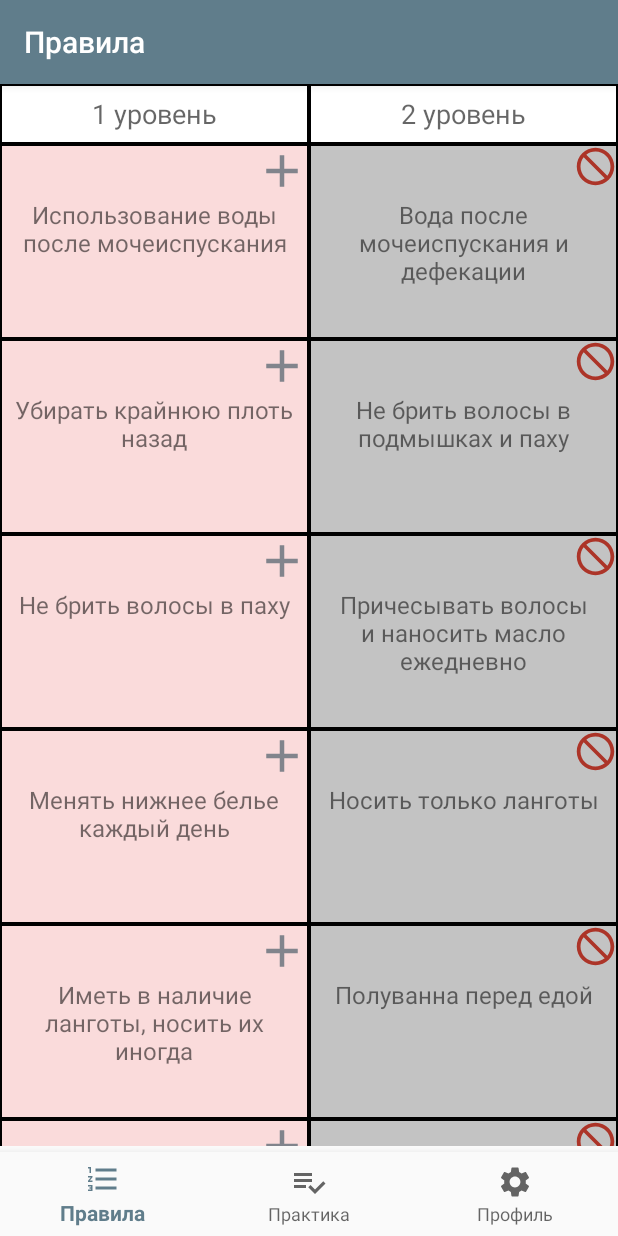
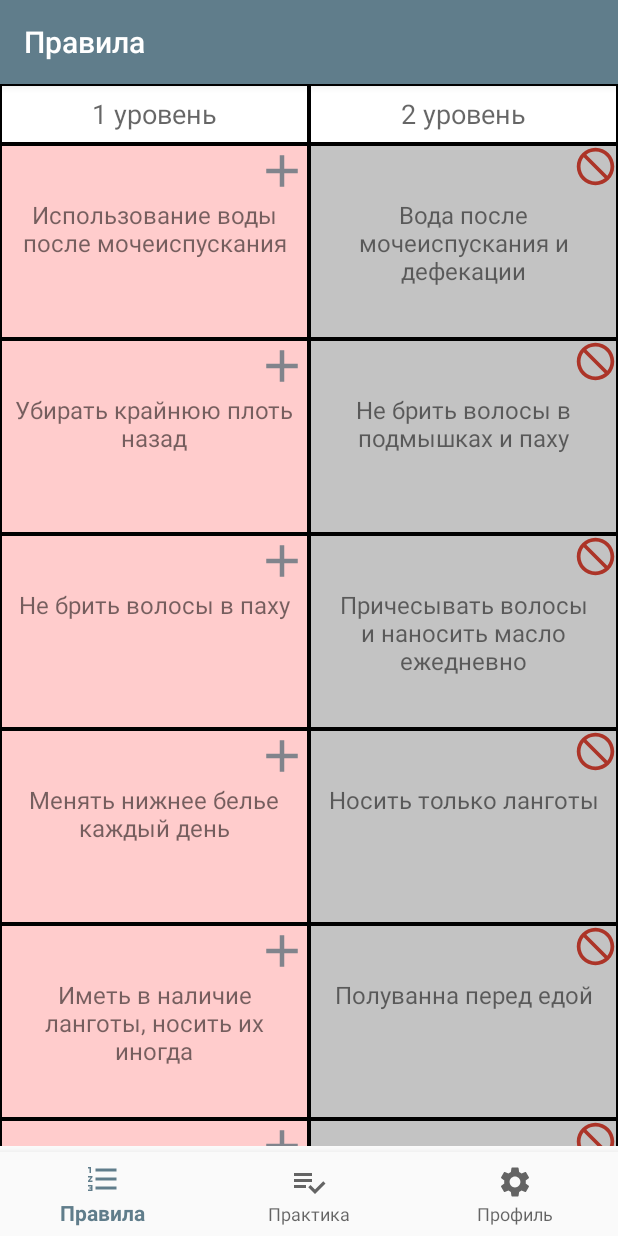
Before and after one commit to MaratHmit/conduct_rules, an Android app: the screen it shows after launch (MainActivity), on a phone screen of 412 x 824 dp. Run offline under Robolectric (Android 15) with nearby library versions, the phone set to English and light mode, and no system bars; our stand-ins replace navigation-ui; 5 statements that could not run were skipped.

```diff
--- a/app/src/main/java/ru/am/conduct_rules/ui/practice/PracticeFragment.java
+++ b/app/src/main/java/ru/am/conduct_rules/ui/practice/PracticeFragment.java
@@ -101,7 +101,7 @@ public class PracticeFragment extends Fragment {
 
     static public void updateRectViews() {
 
-        Cursor cursor = DataModule.dbReader.rawQuery("SELECT p._id, p.result" +
+        Cursor cursor = DataModule.dbReader.rawQuery("SELECT p._id, p.result, p.done" +
                 " FROM practice p ORDER BY p._id", null);
         if ((cursor != null)) {
             while (cursor.moveToNext()) {
@@ -113,7 +113,7 @@ public class PracticeFragment extends Fragment {
                     if (info == null)
                         continue;
 
-                    if (info.practiceId == cursor.getInt(0)) {
+                    if ((info.practiceId == cursor.getInt(0)) && (cursor.getInt(1) > 0)) {
                         info.status = (cursor.getInt(1) == 0) ? 2 : 3;
                         switch (info.status) {
                             case 1:
@@ -127,7 +127,6 @@ public class PracticeFragment extends Fragment {
                                 break;
                         }
                     }
-
 
                 }
             }
--- a/app/src/main/res/drawable-v24/cell_shape_green.xml
+++ b/app/src/main/res/drawable-v24/cell_shape_green.xml
@@ -1,4 +1,4 @@
 <shape xmlns:android="http://schemas.android.com/apk/res/android" android:shape="rectangle" >
-    <solid android:color="#00CF00" />
+    <solid android:color="#00FF00" />
     <stroke android:width="1dip" android:color="#000000"/>
 </shape>
--- a/app/src/main/res/drawable-v24/cell_shape_light_red.xml
+++ b/app/src/main/res/drawable-v24/cell_shape_light_red.xml
@@ -1,4 +1,4 @@
 <shape xmlns:android="http://schemas.android.com/apk/res/android" android:shape="rectangle" >
-    <solid android:color="#FADBDB" />
+    <solid android:color="#FFCCCC" />
     <stroke android:width="1dip" android:color="#000000"/>
 </shape>
--- a/app/src/main/res/drawable/cell_shape_light_red.xml
+++ b/app/src/main/res/drawable/cell_shape_light_red.xml
@@ -1,4 +1,4 @@
 <shape xmlns:android="http://schemas.android.com/apk/res/android" android:shape="rectangle" >
-    <solid android:color="#FAD1D3" />
+    <solid android:color="#FFCCCC" />
     <stroke android:width="1dip" android:color="#000000"/>
 </shape>
```
